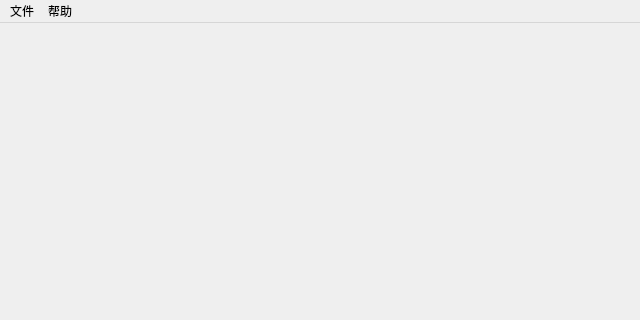
Above: mainwindow.ui from QQxiaoming/game_box before the change; both pictures show x 0 to 640 and y 0 to 320 of the 640 by 505 pixel window. Below: the same form after it.
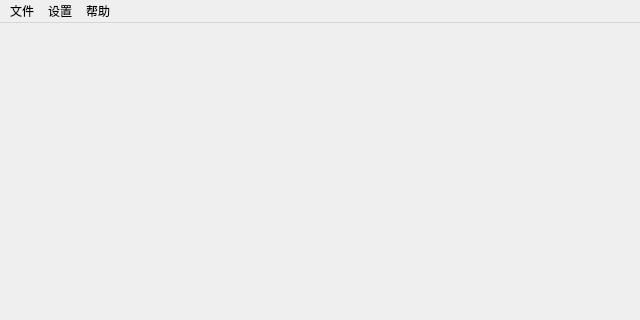
That is the form after the change.

Commit message: feature: 增加静音功能

The edit to the form file:
```diff
--- a/mainwindow.ui
+++ b/mainwindow.ui
@@ -46,7 +46,14 @@
     </property>
     <addaction name="action_about"/>
    </widget>
+   <widget class="QMenu" name="menu_setting">
+    <property name="title">
+     <string>设置</string>
+    </property>
+    <addaction name="action_mute"/>
+   </widget>
    <addaction name="menu_flie"/>
+   <addaction name="menu_setting"/>
    <addaction name="menu_help"/>
   </widget>
   <action name="action_open">
```
Left out of the diff: 8 changed lines with no effect on the pictures. The commit also changes 2 other files.
